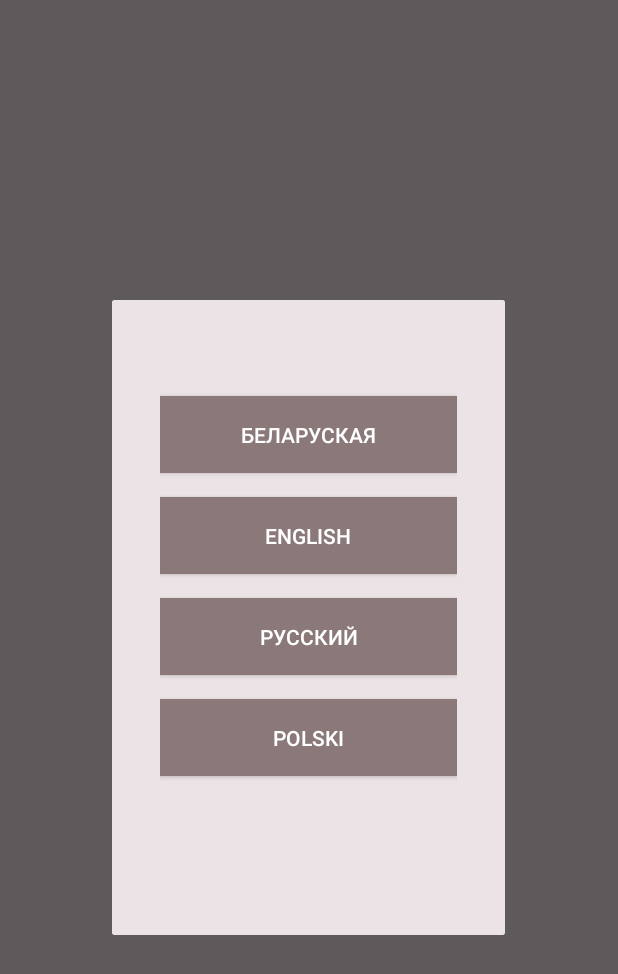
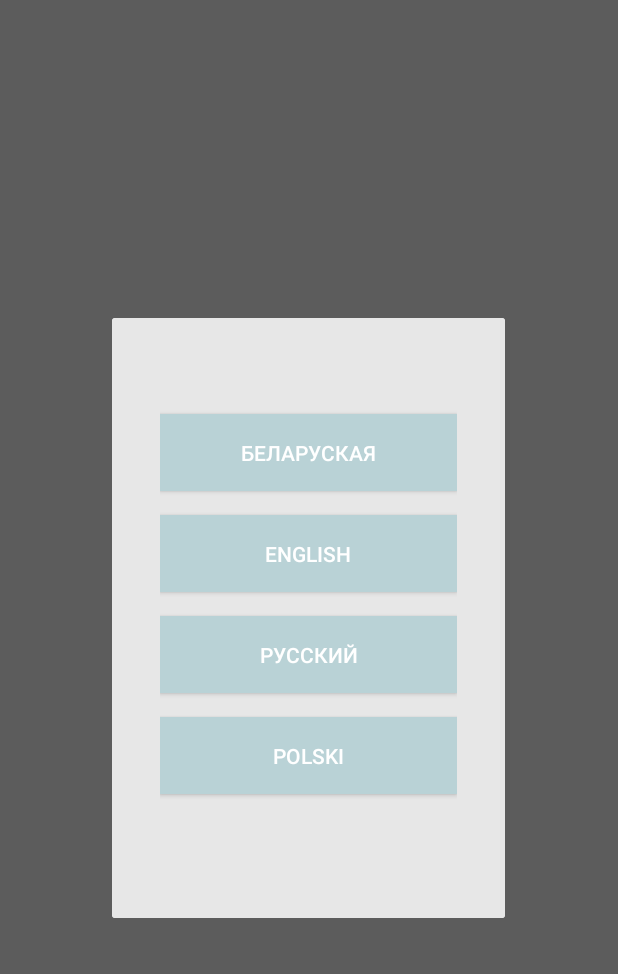
Before and after one commit to SSRLAB-ANDROID/biarescieNazarov, an Android app: the fragment ChooseLanguageDialog placed in its activity, on a phone screen of 412 x 824 dp. Shown: the top 974 px of the screen. Run offline under Robolectric (Android 15) with nearby library versions, the phone set to English and light mode, and no system bars; our stand-ins replace RxJava; libraries missing offline, so code that uses them is left out: ru.terrakok.cicerone; network calls fail; 2 statements that could not run were skipped.

```diff
--- a/app/src/main/java/by/ssrlab/tibo2019/app/Language.kt
+++ b/app/src/main/java/by/ssrlab/tibo2019/app/Language.kt
@@ -6,5 +6,5 @@ enum class Language(val value: Int, val locale: Locale) {
     BEL(1, Locale("be")),
     RUS(3, Locale("ru")),
     ENG(2, Locale.ENGLISH),
-    PL(4, Locale("pl"))
+    PL(5, Locale("pl"))
 }
--- a/app/src/main/java/by/ssrlab/tibo2019/app/LanguageManager.kt
+++ b/app/src/main/java/by/ssrlab/tibo2019/app/LanguageManager.kt
@@ -12,7 +12,7 @@ class LanguageManager(private val app: Application) {
         return when (app.getSharedPreferences(PREFS_NAME, Context.MODE_PRIVATE).getInt(LANGUAGE, 1)) {
             3 -> Language.RUS
             2 -> Language.ENG
-            4 -> Language.PL
+            5 -> Language.PL
             else -> Language.BEL
         }
     }
--- a/app/src/main/java/by/ssrlab/tibo2019/mvvm/ui/ExhibitFragment.kt
+++ b/app/src/main/java/by/ssrlab/tibo2019/mvvm/ui/ExhibitFragment.kt
@@ -3,6 +3,7 @@ package by.krokam.biarescie.mvvm.ui
 import android.arch.lifecycle.Observer
 import android.arch.lifecycle.ViewModelProviders
 import android.os.Bundle
+import android.transition.Visibility
 import android.view.View
 import by.krokam.biarescie.R
 import by.krokam.biarescie.mvvm.viewmodels.ExhibitVM
--- a/app/src/main/java/by/ssrlab/tibo2019/mvvm/viewmodels/ExhibitVM.kt
+++ b/app/src/main/java/by/ssrlab/tibo2019/mvvm/viewmodels/ExhibitVM.kt
@@ -2,7 +2,9 @@ package by.krokam.biarescie.mvvm.viewmodels
 
 import android.arch.lifecycle.MutableLiveData
 import by.krokam.biarescie.data.items.Exhibit
+import by.krokam.biarescie.mvvm.ui.ExhibitFragment
 import by.krokam.biarescie.player.PlayerController
+import by.krokam.biarescie.player.PlayerView
 import by.krokam.biarescie.util.addTo
 import by.krokam.biarescie.util.executeInBackSubOnMain
 
@@ -12,12 +14,16 @@ class ExhibitVM : BaseVM() {
     val playerController
         get() = playerControllerImpl
 
+
     override fun onCreate() {
         repo.selectedExhibit.executeInBackSubOnMain().subscribe {
             selectedExhibit.value = it!!
             if(!(it.sound).equals(""))
             playerControllerImpl.load(it.sound)
+            else {
 
+                playerControllerImpl.clear()
+            }
         }.addTo(subs)
     }
 
--- a/app/src/main/java/by/ssrlab/tibo2019/player/PlayerController.kt
+++ b/app/src/main/java/by/ssrlab/tibo2019/player/PlayerController.kt
@@ -55,6 +55,7 @@ class PlayerController : PlayerContract.Controller {
         mediaPlayer = MediaPlayer()
         mediaPlayer?.apply {
             setDataSource(url)
+
             setOnPreparedListener {
                 if (isStarted) {
                     startPlaying()
--- a/app/src/main/java/by/ssrlab/tibo2019/player/PlayerView.kt
+++ b/app/src/main/java/by/ssrlab/tibo2019/player/PlayerView.kt
@@ -4,12 +4,14 @@ import android.content.Context
 import android.support.v7.widget.AppCompatSeekBar
 import android.util.AttributeSet
 import android.view.LayoutInflater
+import android.view.View
 import android.widget.ImageView
 import android.widget.LinearLayout
 import android.widget.SeekBar
 import android.widget.TextView
 import by.krokam.biarescie.R
 import by.krokam.biarescie.util.isGone
+import kotlinx.android.synthetic.main.fragment_exhibit.view.*
 import kotlinx.android.synthetic.main.view_player.view.*
 
 
--- a/app/src/main/res/drawable/ic_pause.xml
+++ b/app/src/main/res/drawable/ic_pause.xml
@@ -4,5 +4,5 @@
     android:width="24dp"
     android:viewportWidth="24"
     android:viewportHeight="24">
-    <path android:fillColor="#8B7878" android:pathData="M14,19H18V5H14M6,19H10V5H6V19Z" />
+    <path android:fillColor="#B9D2D6" android:pathData="M14,19H18V5H14M6,19H10V5H6V19Z" />
 </vector>
--- a/app/src/main/res/drawable/ic_play.xml
+++ b/app/src/main/res/drawable/ic_play.xml
@@ -4,5 +4,5 @@
     android:width="24dp"
     android:viewportWidth="24"
     android:viewportHeight="24">
-    <path android:fillColor="#8B7878" android:pathData="M8,5.14V19.14L19,12.14L8,5.14Z" />
+    <path android:fillColor="#B9D2D6" android:pathData="M8,5.14V19.14L19,12.14L8,5.14Z" />
 </vector>
--- a/app/src/main/res/layout/activity_main.xml
+++ b/app/src/main/res/layout/activity_main.xml
@@ -19,5 +19,8 @@
         android:layout_gravity="start"
         android:fitsSystemWindows="true"
         app:headerLayout="@layout/nav_header"
+        app:itemBackground="@drawable/activated_background"
+        app:itemTextColor="@color/navigation_view_selector"
+        app:itemIconTint="@color/navigation_view_selector"
         app:menu="@menu/nev_menu" />
 </android.support.v4.widget.DrawerLayout>
--- a/app/src/main/res/layout/dialog_lang.xml
+++ b/app/src/main/res/layout/dialog_lang.xml
@@ -10,7 +10,7 @@
 
     <LinearLayout
         android:layout_width="198dp"
-        android:layout_height="327dp"
+        android:layout_height="304dp"
         android:layout_marginLeft="32dp"
         android:layout_marginTop="32dp"
         android:layout_marginRight="32dp"
--- a/app/src/main/res/layout/fragment_about.xml
+++ b/app/src/main/res/layout/fragment_about.xml
@@ -16,6 +16,7 @@
         android:autoLink="web"
         android:linksClickable="true"
         android:text="@string/about_us_text"
+        android:textColor="@color/navigation_view_selector"
         android:textColorLink="@color/colorPrimaryDark"
         android:textSize="18sp" />
 </LinearLayout>
--- a/app/src/main/res/layout/nav_header.xml
+++ b/app/src/main/res/layout/nav_header.xml
@@ -24,7 +24,7 @@
             android:layout_width="wrap_content"
             android:layout_height="wrap_content"
             android:text="@string/app_name"
-            android:textColor="@android:color/white"
+            android:textColor="#000000"
             android:textSize="22sp" />
     </LinearLayout>
     </LinearLayout>
--- a/app/src/main/res/values/colors.xml
+++ b/app/src/main/res/values/colors.xml
@@ -1,7 +1,8 @@
 <?xml version="1.0" encoding="utf-8"?>
 <resources>
-    <color name="colorPrimary">#8B7878</color>
-    <color name="colorPrimaryDark">#8B7878</color>
-    <color name="colorAccent">#E2E0E0</color>
-    <color name="background">#ECE3E6</color>
+    <color name="colorPrimary">#A6C2BF</color>
+    <color name="colorPrimaryDark">#B9D2D6</color>
+    <color name="colorAccent">#B9D6D2</color>
+    <color name="background">#E7E7E7</color>
+    <color name="white">#FFFFFF</color>
 </resources>
--- a/app/src/main/res/values/styles.xml
+++ b/app/src/main/res/values/styles.xml
@@ -10,7 +10,7 @@
     </style>
 
     <style name="LangButton" parent="Base.Widget.AppCompat.Button">
-        <item name="colorButtonNormal">#fff</item>
+        <item name="colorButtonNormal">#BFF7D1</item>
         <item name="android:padding">16dp</item>
     </style>
 </resources>
```
